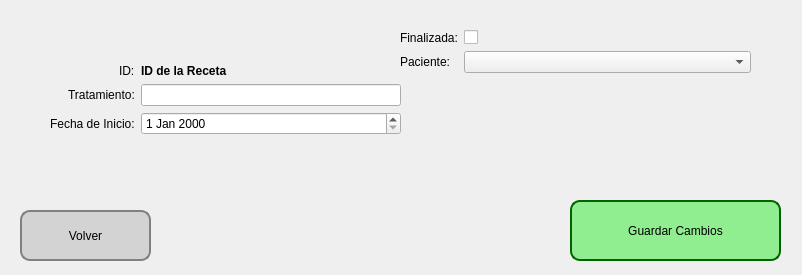
Damapa03/Veterinaria, file ui/recetas_editar.ui: the form before one commit.
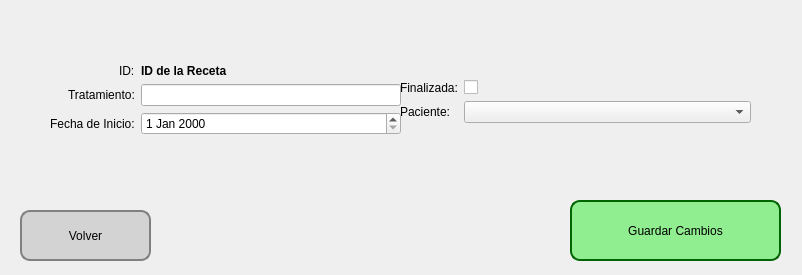
The form after the commit.

Diff of the .ui file:
```diff
--- a/ui/recetas_editar.ui
+++ b/ui/recetas_editar.ui
@@ -138,7 +138,7 @@
     <property name="geometry">
      <rect>
       <x>400</x>
-      <y>30</y>
+      <y>80</y>
       <width>351</width>
       <height>105</height>
      </rect>
```
Left out of the diff: 2 changed lines with no effect on the pictures.
